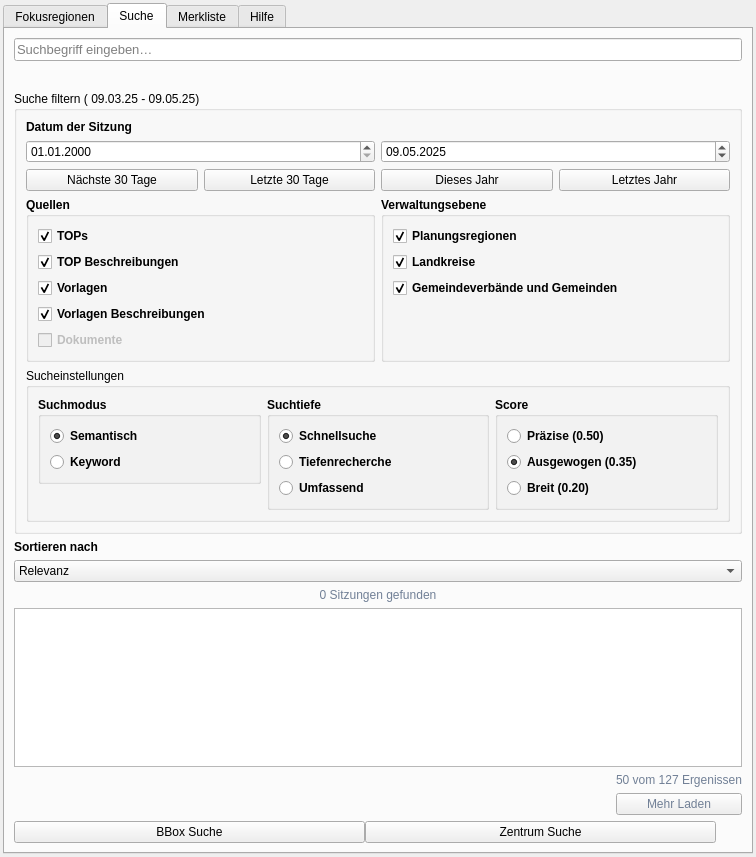
This is ui/poliscope_plugin_dockwidget_base.ui in poliscope-de/poliscope-qgis-plugin as Qt 5 draws it before an edit. The edited form follows.
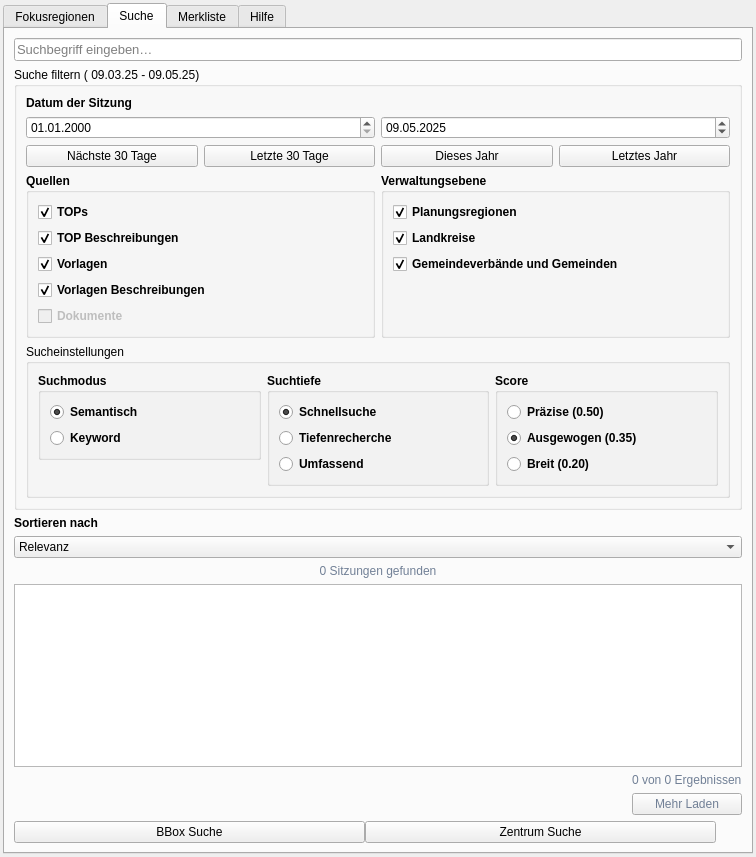
This is the edited form. Icons and pictures are not drawn. Custom widgets are drawn as their Qt base class.

Commit message: Fix lblResultCount startup text, rewrite DetailDialog for v2, fix web URL construction

Diff of the .ui file:
```diff
--- a/ui/poliscope_plugin_dockwidget_base.ui
+++ b/ui/poliscope_plugin_dockwidget_base.ui
@@ -753,15 +753,6 @@
           </property>
          </widget>
         </item>
-        <item>
-         <widget class="QWidget" name="wBeliebteSuchen_search" native="true">
-          <layout class="QGridLayout" name="gridLayout_13">
-           <item row="0" column="0">
-            <layout class="QHBoxLayout" name="horizontalLayout_7"/>
-           </item>
-          </layout>
-         </widget>
-        </item>
         <item>
          <layout class="QVBoxLayout" name="verticalLayout_4">
           <item>
@@ -1294,7 +1285,7 @@
                    <string notr="true">color:#718096;</string>
                   </property>
                   <property name="text">
-                   <string>50 vom 127 Ergenissen</string>
+                   <string>0 von 0 Ergebnissen</string>
                   </property>
                  </widget>
                 </item>
```
Left out of the diff: 16 changed lines with no effect on the pictures. Lines whose indentation alone changed are shown as unchanged. The commit also changes 2 other files.
